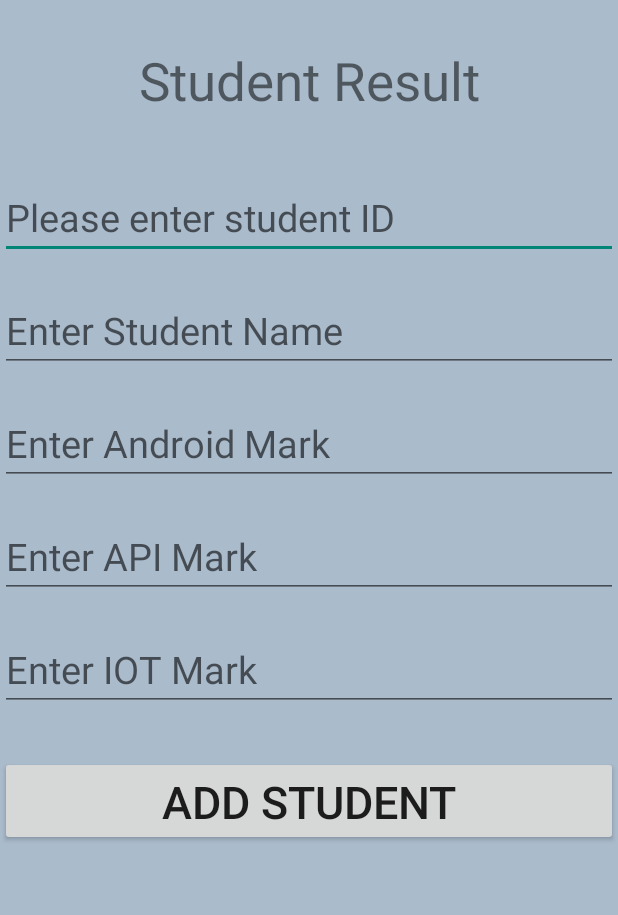
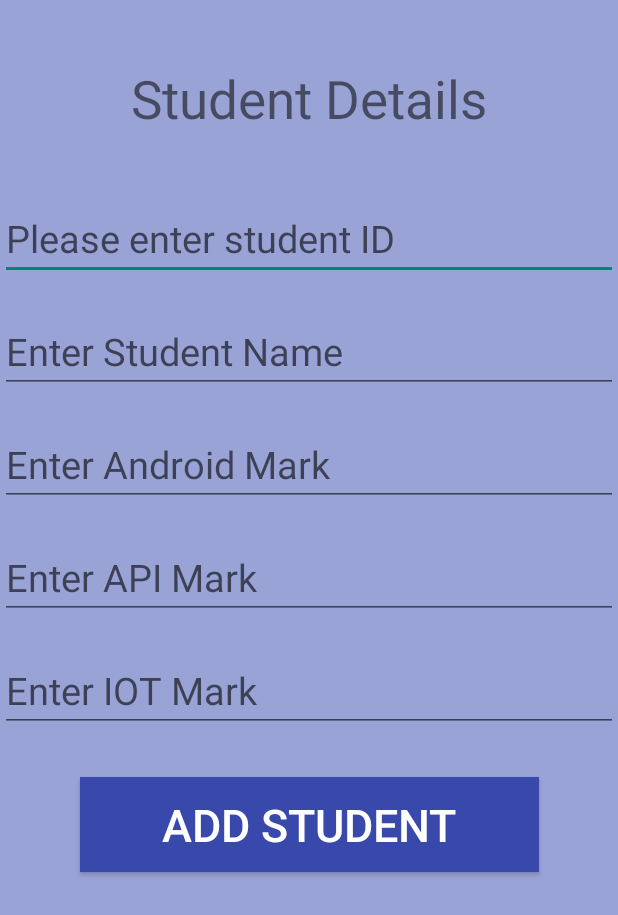
Before and after one commit to sam33na/Students_Marks_Generator, an Android app: the screen it shows after launch (StudentsMarkActivity), on a phone screen of 412 x 824 dp. Shown: the top 915 px of the screen. Run offline under Robolectric (Android 15) with nearby library versions, the phone set to English and light mode, and no system bars.

Commit message:
final program

```diff
--- a/app/src/main/res/layout/activity_marks.xml
+++ b/app/src/main/res/layout/activity_marks.xml
@@ -6,15 +6,18 @@
     android:layout_width="match_parent"
     android:layout_height="match_parent"
     tools:context=".StudentsMarkActivity"
-    android:background="#abc">
+    android:background="#9AA3D6">
 
     <TextView
         android:id="@+id/tvTitle"
         android:layout_width="wrap_content"
         android:layout_height="wrap_content"
         android:layout_marginTop="30dp"
-        android:text="Student Result"
+        android:text="Student Details"
         android:textSize="35dp"
+        android:padding="12dp"
+        android:layout_marginRight="30dp"
+        android:layout_marginLeft="30dp"
         app:layout_constraintEnd_toEndOf="parent"
         app:layout_constraintStart_toStartOf="parent"
         app:layout_constraintTop_toTopOf="parent" />
@@ -23,11 +26,10 @@
         android:id="@+id/etId"
         android:layout_width="match_parent"
         android:layout_height="wrap_content"
-        android:layout_marginTop="40dp"
+        android:layout_marginTop="30dp"
         android:inputType="number"
         android:hint="Please enter student ID"
         android:textSize="25dp"
-
         app:layout_constraintEnd_toEndOf="parent"
         app:layout_constraintStart_toStartOf="parent"
         app:layout_constraintTop_toBottomOf="@+id/tvTitle" />
@@ -40,7 +42,6 @@
         android:inputType="textPersonName"
         android:hint="Enter Student Name"
         android:textSize="25dp"
-
         app:layout_constraintEnd_toEndOf="parent"
         app:layout_constraintStart_toStartOf="parent"
         app:layout_constraintTop_toBottomOf="@+id/etId" />
@@ -86,10 +87,14 @@
 
     <Button
         android:id="@+id/btnAdd"
-        android:layout_width="match_parent"
-        android:layout_height="60dp"
+        android:layout_width="306dp"
+        android:layout_height="63dp"
+        android:layout_gravity="center_horizontal"
         android:layout_marginTop="30dp"
+        android:background="#3949AB"
         android:text="add student"
+        android:textAlignment="center"
+        android:textColor="@color/white"
         android:textSize="30sp"
         app:layout_constraintEnd_toEndOf="parent"
         app:layout_constraintStart_toStartOf="parent"
--- a/app/src/main/res/layout/activity_result.xml
+++ b/app/src/main/res/layout/activity_result.xml
@@ -12,7 +12,9 @@
         android:layout_width="match_parent"
         android:layout_height="wrap_content"
         android:layout_marginTop="50dp"
-        android:text="Position"
+        android:text="Students Ranking"
+        android:textAlignment="center"
+        android:layout_gravity="center_horizontal"
         android:textSize="40dp"
         app:layout_constraintEnd_toEndOf="parent"
         app:layout_constraintStart_toStartOf="parent"
@@ -55,6 +57,8 @@
         android:layout_marginTop="40dp"
         android:text="Highest marks in android"
         android:textSize="30dp"
+        android:textAlignment="center"
+        android:layout_gravity="center_horizontal"
         app:layout_constraintEnd_toEndOf="parent"
         app:layout_constraintStart_toStartOf="parent"
         app:layout_constraintTop_toBottomOf="@id/tvThirdPosition"/>
```
